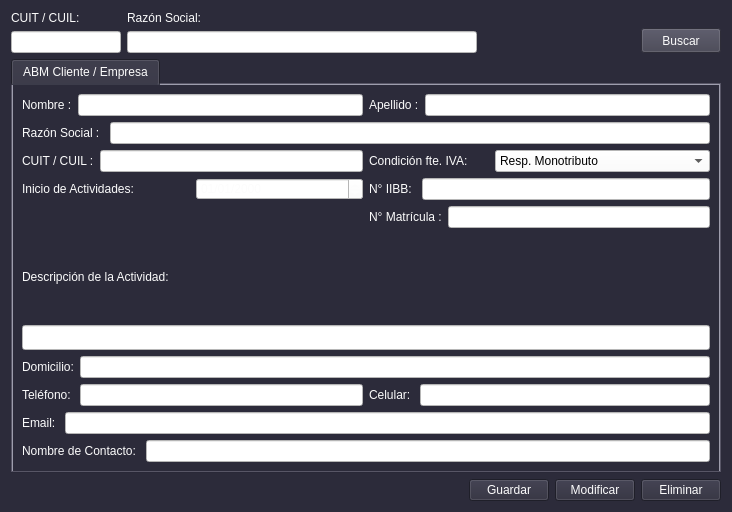
Qt form form_clientes.ui (lriccombene/sgc1) before a commit.
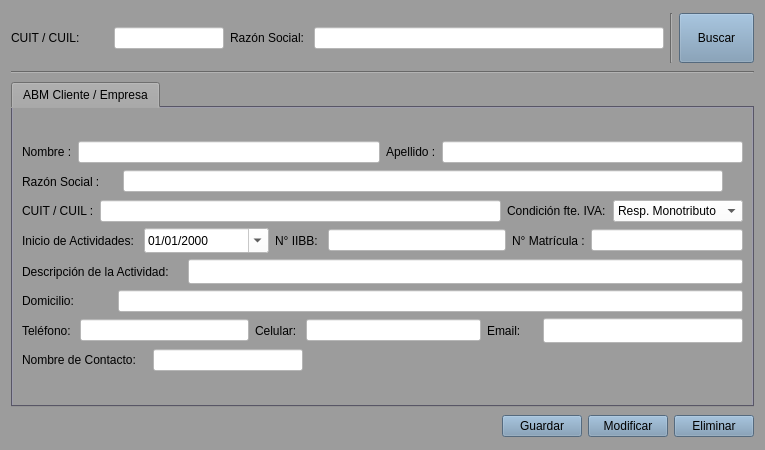
The same form after that commit.

What changed in the file:
```diff
--- a/form_clientes.ui
+++ b/form_clientes.ui
@@ -6,26 +6,38 @@
    <rect>
     <x>0</x>
     <y>0</y>
-    <width>732</width>
-    <height>512</height>
+    <width>765</width>
+    <height>450</height>
    </rect>
   </property>
+  <property name="minimumSize">
+   <size>
+    <width>765</width>
+    <height>450</height>
+   </size>
+  </property>
+  <property name="maximumSize">
+   <size>
+    <width>1920</width>
+    <height>1080</height>
+   </size>
+  </property>
   <property name="windowTitle">
    <string>Cliente / Empresa</string>
   </property>
   <property name="styleSheet">
-   <string notr="true">color: rgb(3, 3, 3);
-background-color: rgb(44, 43, 58);
-font: 10pt &quot;Liberation Sans&quot;;
-color: rgb(252, 252, 252);
-selection-background-color: rgb(155, 155, 185);</string>
+   <string notr="true">font: 10pt &quot;Liberation Sans&quot;;
+color: rgb(0, 0, 0);
+background-color: rgb(156, 156, 156);
+selection-background-color: rgb(164, 190, 221);
+selection-color: rgb(0, 0, 0);</string>
   </property>
   <layout class="QGridLayout" name="gridLayout_2">
    <item row="0" column="0">
+    <layout class="QHBoxLayout" name="horizontalLayout_17">
+     <item>
     <layout class="QHBoxLayout" name="horizontalLayout_15">
      <item>
-      <layout class="QVBoxLayout" name="verticalLayout_2">
-       <item>
         <widget class="QLabel" name="label_15">
          <property name="text">
           <string>CUIT / CUIL: </string>
@@ -58,7 +70,7 @@
       </layout>
      </item>
      <item>
-      <layout class="QVBoxLayout" name="verticalLayout_3">
+      <layout class="QHBoxLayout" name="horizontalLayout_16">
        <item>
         <widget class="QLabel" name="label_16">
          <property name="text">
@@ -89,34 +101,28 @@
       </layout>
      </item>
      <item>
-      <spacer name="horizontalSpacer">
+      <widget class="Line" name="line">
        <property name="orientation">
-        <enum>Qt::Horizontal</enum>
+        <enum>Qt::Vertical</enum>
        </property>
-       <property name="sizeHint" stdset="0">
-        <size>
-         <width>40</width>
-         <height>20</height>
-        </size>
-       </property>
-      </spacer>
+      </widget>
      </item>
-     <item alignment="Qt::AlignBottom">
+     <item>
       <widget class="QPushButton" name="btn_buscar">
        <property name="minimumSize">
         <size>
-         <width>0</width>
-         <height>25</height>
+         <width>75</width>
+         <height>50</height>
         </size>
        </property>
        <property name="maximumSize">
         <size>
-         <width>16777215</width>
-         <height>25</height>
+         <width>75</width>
+         <height>50</height>
         </size>
        </property>
        <property name="styleSheet">
-        <string notr="true">background-color: rgb(64, 63, 78);</string>
+        <string notr="true">background-color: rgb(119, 149, 177);</string>
        </property>
        <property name="text">
         <string>Buscar</string>
@@ -126,7 +132,26 @@
     </layout>
    </item>
    <item row="1" column="0">
+    <widget class="Line" name="line_2">
+     <property name="orientation">
+      <enum>Qt::Horizontal</enum>
+     </property>
+    </widget>
+   </item>
+   <item row="2" column="0">
     <widget class="QTabWidget" name="tabWidget">
+     <property name="minimumSize">
+      <size>
+       <width>600</width>
+       <height>325</height>
+      </size>
+     </property>
+     <property name="maximumSize">
+      <size>
+       <width>750</width>
+       <height>325</height>
+      </size>
+     </property>
      <property name="styleSheet">
       <string notr="true">QTabWidget{
 background-color: rgb(123, 121, 143);
@@ -149,6 +174,12 @@
       </attribute>
       <layout class="QGridLayout" name="gridLayout">
        <item row="0" column="0">
+        <layout class="QVBoxLayout" name="verticalLayout_3">
+         <item>
+          <layout class="QVBoxLayout" name="verticalLayout_2">
+           <item>
+            <layout class="QHBoxLayout" name="horizontalLayout_18">
+             <item>
         <layout class="QHBoxLayout" name="horizontalLayout">
          <item>
           <widget class="QLabel" name="label">
@@ -166,7 +197,7 @@
          </item>
         </layout>
        </item>
-       <item row="0" column="1">
+             <item>
         <layout class="QHBoxLayout" name="horizontalLayout_2">
          <item>
           <widget class="QLabel" name="label_2">
@@ -184,10 +215,24 @@
          </item>
         </layout>
        </item>
-       <item row="1" column="0" colspan="2">
+            </layout>
+           </item>
+           <item>
         <layout class="QHBoxLayout" name="horizontalLayout_3">
-         <item>
+             <item alignment="Qt::AlignLeft">
           <widget class="QLabel" name="label_3">
+               <property name="minimumSize">
+                <size>
+                 <width>95</width>
+                 <height>25</height>
+                </size>
+               </property>
+               <property name="maximumSize">
+                <size>
+                 <width>95</width>
+                 <height>25</height>
+                </size>
+               </property>
            <property name="text">
             <string>Razón Social :</string>
            </property>
@@ -212,9 +257,24 @@
            </property>
           </widget>
          </item>
-        </layout>
-       </item>
-       <item row="2" column="0">
+             <item>
+              <spacer name="horizontalSpacer_3">
+               <property name="orientation">
+                <enum>Qt::Horizontal</enum>
+               </property>
+               <property name="sizeHint" stdset="0">
+                <size>
+                 <width>40</width>
+                 <height>20</height>
+                </size>
+               </property>
+              </spacer>
+             </item>
+            </layout>
+           </item>
+           <item>
+            <layout class="QHBoxLayout" name="horizontalLayout_19">
+             <item>
         <layout class="QHBoxLayout" name="horizontalLayout_4">
          <item>
           <widget class="QLabel" name="label_4">
@@ -232,7 +292,7 @@
          </item>
         </layout>
        </item>
-       <item row="2" column="1">
+             <item>
         <layout class="QHBoxLayout" name="horizontalLayout_5">
          <item>
           <widget class="QLabel" name="label_5">
@@ -287,7 +347,11 @@
          </item>
         </layout>
        </item>
-       <item row="3" column="0">
+            </layout>
+           </item>
+           <item>
+            <layout class="QHBoxLayout" name="horizontalLayout_20">
+             <item>
         <layout class="QHBoxLayout" name="horizontalLayout_6">
          <item>
           <widget class="QLabel" name="label_6">
@@ -298,17 +362,32 @@
          </item>
          <item>
           <widget class="QDateEdit" name="dte_fec_actividad">
+                 <property name="minimumSize">
+                  <size>
+                   <width>125</width>
+                   <height>25</height>
+                  </size>
+                 </property>
+                 <property name="maximumSize">
+                  <size>
+                   <width>125</width>
+                   <height>25</height>
+                  </size>
+                 </property>
            <property name="styleSheet">
             <string notr="true">background-color: rgb(255, 255, 255);</string>
            </property>
            <property name="displayFormat">
             <string>dd/MM/yyyy</string>
            </property>
+                 <property name="calendarPopup">
+                  <bool>true</bool>
+                 </property>
           </widget>
          </item>
         </layout>
        </item>
-       <item row="3" column="1">
+             <item>
         <layout class="QHBoxLayout" name="horizontalLayout_12">
          <item>
           <widget class="QLabel" name="label_13">
@@ -326,7 +405,7 @@
          </item>
         </layout>
        </item>
-       <item row="4" column="1">
+             <item>
         <layout class="QHBoxLayout" name="horizontalLayout_13">
          <item>
           <widget class="QLabel" name="label_14">
@@ -344,10 +423,28 @@
          </item>
         </layout>
        </item>
-       <item row="5" column="0" colspan="2">
+            </layout>
+           </item>
+          </layout>
+         </item>
+         <item>
         <layout class="QVBoxLayout" name="verticalLayout">
          <item>
+            <layout class="QHBoxLayout" name="horizontalLayout_22">
+             <item>
           <widget class="QLabel" name="label_7">
+               <property name="minimumSize">
+                <size>
+                 <width>160</width>
+                 <height>0</height>
+                </size>
+               </property>
+               <property name="maximumSize">
+                <size>
+                 <width>175</width>
+                 <height>16777215</height>
+                </size>
+               </property>
            <property name="text">
             <string>Descripción de la Actividad: </string>
            </property>
@@ -357,13 +454,13 @@
           <widget class="QLineEdit" name="lne_actividad">
            <property name="minimumSize">
             <size>
-             <width>0</width>
+                 <width>550</width>
              <height>25</height>
             </size>
            </property>
            <property name="maximumSize">
             <size>
-             <width>16777215</width>
+                 <width>575</width>
              <height>25</height>
             </size>
            </property>
@@ -374,7 +471,7 @@
          </item>
         </layout>
        </item>
-       <item row="6" column="0" colspan="2">
+           <item>
         <layout class="QHBoxLayout" name="horizontalLayout_7">
          <item>
           <widget class="QLabel" name="label_8">
@@ -385,6 +482,18 @@
          </item>
          <item>
           <widget class="QLineEdit" name="lne_domicilio">
+               <property name="minimumSize">
+                <size>
+                 <width>625</width>
+                 <height>0</height>
+                </size>
+               </property>
+               <property name="maximumSize">
+                <size>
+                 <width>625</width>
+                 <height>16777215</height>
+                </size>
+               </property>
            <property name="styleSheet">
             <string notr="true">background-color: rgb(255, 255, 255);</string>
            </property>
@@ -392,7 +501,9 @@
          </item>
         </layout>
        </item>
-       <item row="7" column="0">
+           <item>
+            <layout class="QHBoxLayout" name="horizontalLayout_21">
+             <item>
         <layout class="QHBoxLayout" name="horizontalLayout_8">
          <item>
           <widget class="QLabel" name="label_9">
@@ -410,7 +521,7 @@
          </item>
         </layout>
        </item>
-       <item row="7" column="1">
+             <item>
         <layout class="QHBoxLayout" name="horizontalLayout_9">
          <item>
           <widget class="QLabel" name="label_10">
@@ -428,10 +539,22 @@
          </item>
         </layout>
        </item>
-       <item row="8" column="0" colspan="2">
+             <item>
         <layout class="QHBoxLayout" name="horizontalLayout_10">
          <item>
           <widget class="QLabel" name="label_11">
+                 <property name="minimumSize">
+                  <size>
+                   <width>50</width>
+                   <height>25</height>
+                  </size>
+                 </property>
+                 <property name="maximumSize">
+                  <size>
+                   <width>50</width>
+                   <height>25</height>
+                  </size>
+                 </property>
            <property name="text">
             <string>Email: </string>
            </property>
@@ -439,6 +562,18 @@
          </item>
          <item>
           <widget class="QLineEdit" name="lne_email">
+                 <property name="minimumSize">
+                  <size>
+                   <width>200</width>
+                   <height>25</height>
+                  </size>
+                 </property>
+                 <property name="maximumSize">
+                  <size>
+                   <width>200</width>
+                   <height>25</height>
+                  </size>
+                 </property>
            <property name="styleSheet">
             <string notr="true">background-color: rgb(255, 255, 255);</string>
            </property>
@@ -446,10 +581,24 @@
          </item>
         </layout>
        </item>
-       <item row="9" column="0" colspan="2">
+            </layout>
+           </item>
+           <item>
         <layout class="QHBoxLayout" name="horizontalLayout_11">
-         <item>
+             <item alignment="Qt::AlignLeft">
           <widget class="QLabel" name="label_12">
+               <property name="minimumSize">
+                <size>
+                 <width>125</width>
+                 <height>0</height>
+                </size>
+               </property>
+               <property name="maximumSize">
+                <size>
+                 <width>125</width>
+                 <height>16777215</height>
+                </size>
+               </property>
            <property name="text">
             <string>Nombre de Contacto: </string>
            </property>
@@ -457,18 +606,47 @@
          </item>
          <item>
           <widget class="QLineEdit" name="lne_contacto">
+               <property name="minimumSize">
+                <size>
+                 <width>150</width>
+                 <height>0</height>
+                </size>
+               </property>
+               <property name="maximumSize">
+                <size>
+                 <width>150</width>
+                 <height>16777215</height>
+                </size>
+               </property>
            <property name="styleSheet">
             <string notr="true">background-color: rgb(255, 255, 255);</string>
            </property>
           </widget>
          </item>
+             <item>
+              <spacer name="horizontalSpacer">
+               <property name="orientation">
+                <enum>Qt::Horizontal</enum>
+               </property>
+               <property name="sizeHint" stdset="0">
+                <size>
+                 <width>40</width>
+                 <height>20</height>
+                </size>
+               </property>
+              </spacer>
+             </item>
         </layout>
        </item>
       </layout>
+         </item>
+        </layout>
+       </item>
+      </layout>
      </widget>
     </widget>
    </item>
-   <item row="2" column="0">
+   <item row="3" column="0">
     <layout class="QHBoxLayout" name="horizontalLayout_14">
      <item>
       <spacer name="horizontalSpacer_2">
@@ -485,6 +663,9 @@
      </item>
      <item>
       <widget class="QPushButton" name="btn_grabar">
+       <property name="styleSheet">
+        <string notr="true">background-color: rgb(119, 149, 177);</string>
+       </property>
        <property name="text">
         <string>Guardar</string>
        </property>
@@ -492,6 +673,9 @@
      </item>
      <item alignment="Qt::AlignRight">
       <widget class="QPushButton" name="btn_modificar">
+       <property name="styleSheet">
+        <string notr="true">background-color: rgb(119, 149, 177);</string>
+       </property>
        <property name="text">
         <string>Modificar</string>
        </property>
@@ -499,6 +683,9 @@
      </item>
      <item alignment="Qt::AlignRight">
       <widget class="QPushButton" name="btn_eliminar">
+       <property name="styleSheet">
+        <string notr="true">background-color: rgb(119, 149, 177);</string>
+       </property>
        <property name="text">
         <string>Eliminar</string>
        </property>
```
Left out of the diff: 2 changed lines with no effect on the pictures. Lines whose indentation alone changed are shown as unchanged.
